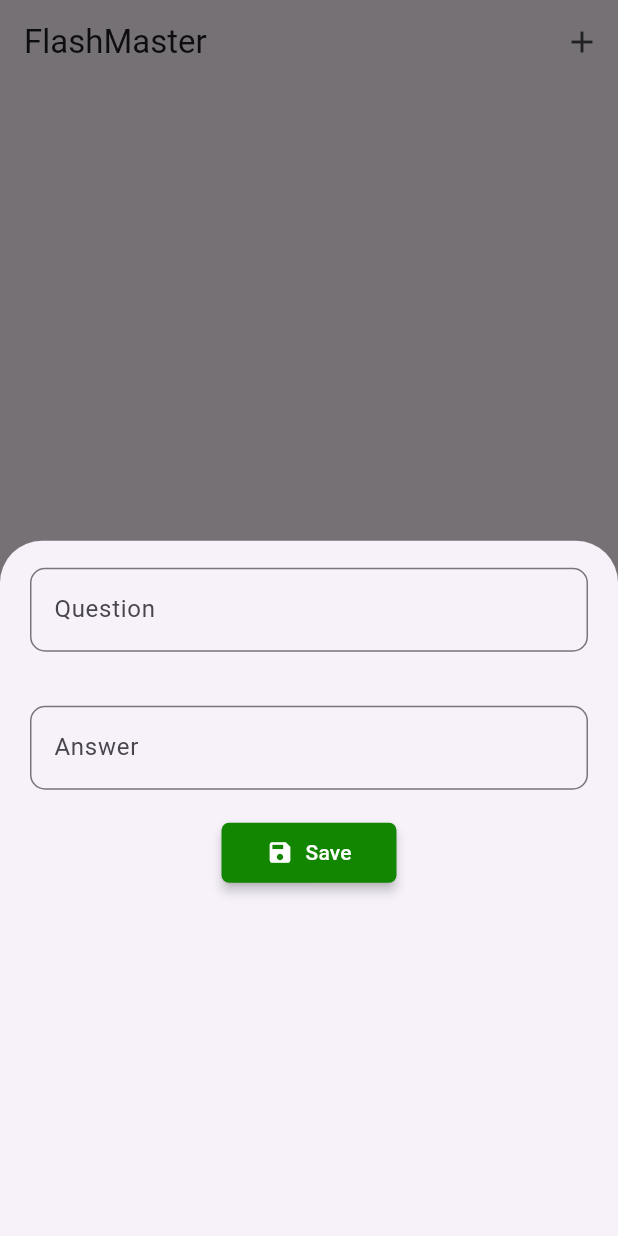
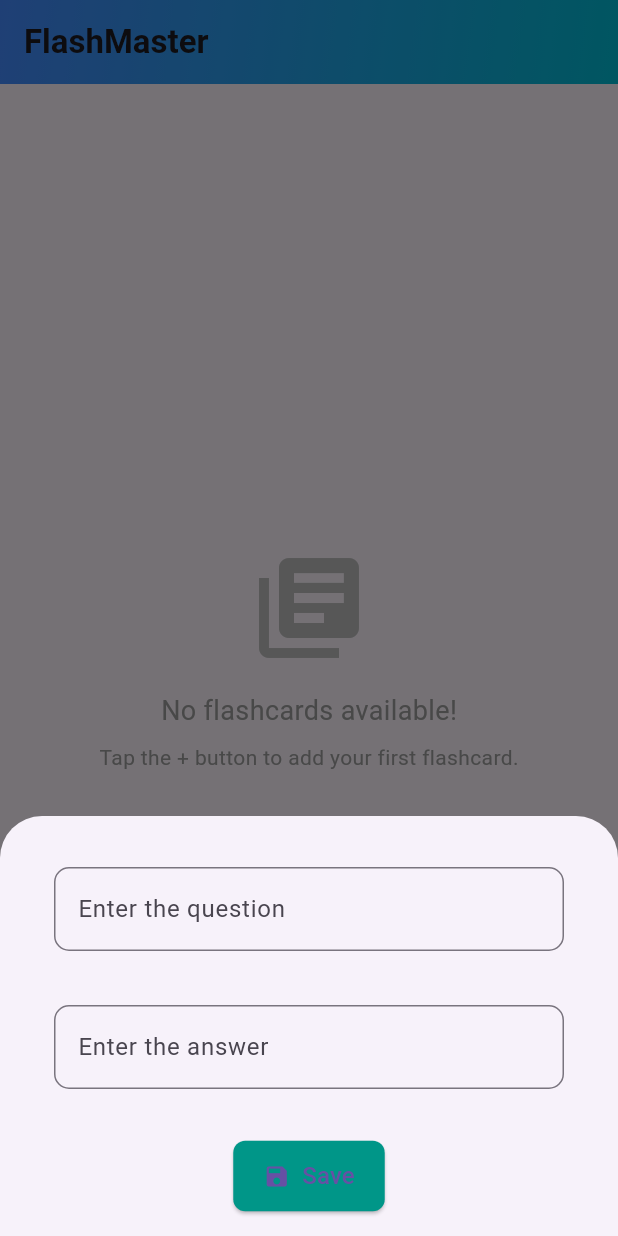
Before and after one commit to Shannu3766/FlashMaster, a Flutter app: the screen it shows after launch, after a tap on the "add" icon, on a phone screen of 412 x 824 dp. Run offline on Flutter 3.47's test engine with Material 3 defaults, Android fonts, the phone set to English and light mode, and no system bars; our stand-ins replace sqflite; accounts and stored records are empty.

Commit message:
Updated Ui

```diff
--- a/lib/Screens/Homepage.dart
+++ b/lib/Screens/Homepage.dart
@@ -17,6 +17,27 @@ class _HomepageState extends State<Homepage> with WidgetsBindingObserver {
   final db = FlashCardDatabase.instance;
   GlobalKey<FormState> formkey = GlobalKey<FormState>();
   late Future<List<Flashcard>> _cardsFuture;
+
+  @override
+  void initState() {
+    super.initState();
+    WidgetsBinding.instance.addObserver(this); // Add observer for lifecycle
+    loadcards();
+  }
+
+  @override
+  void dispose() {
+    WidgetsBinding.instance.removeObserver(this); // Remove observer
+    super.dispose();
+  }
+
+  @override
+  void didChangeAppLifecycleState(AppLifecycleState state) {
+    if (state == AppLifecycleState.resumed) {
+      loadcards(); // Refresh data on returning to app
+    }
+  }
+
   void saveflashcard() async {
     final isValid = formkey.currentState!.validate();
     if (!isValid) {
@@ -28,7 +49,6 @@ class _HomepageState extends State<Homepage> with WidgetsBindingObserver {
       int newId = (maxId ?? 0) + 1;
       await db
           .insertCard(Flashcard(id: newId, Question: question, Answer: answer));
-      print("success");
       setState(() {
         loadcards();
       });
@@ -48,15 +68,21 @@ class _HomepageState extends State<Homepage> with WidgetsBindingObserver {
   void addflashcard() {
     showModalBottomSheet(
       context: context,
+      isScrollControlled: true,
       builder: (context) {
-          return Center(
+        return Padding(
+          padding: EdgeInsets.only(
+              bottom: MediaQuery.of(context).viewInsets.bottom,
+              top: 16,
+              left: 16,
+              right: 16),
           child: Form(
             key: formkey,
             child: Column(
-                  // mainAxisAlignment: MainAxisAlignment.spaceAround,
+              mainAxisSize: MainAxisSize.min,
               children: [
                 QuestionTextField(
-                      hintText: "Question",
+                  hintText: "Enter the question",
                   onSaved: (value) {
                     question = value!;
                   },
@@ -68,85 +94,69 @@ class _HomepageState extends State<Homepage> with WidgetsBindingObserver {
                   },
                 ),
                 QuestionTextField(
-                      hintText: "Answer",
+                  hintText: "Enter the answer",
                   onSaved: (value) {
                     answer = value!;
                   },
                   validator: (value) {
                     if (value == null || value.isEmpty) {
-                          return "Please enter the Answer";
+                      return "Please enter the answer";
                     }
                     return null;
                   },
                 ),
+                const SizedBox(height: 16),
                 ElevatedButton.icon(
                   style: ElevatedButton.styleFrom(
-                          elevation: 3,
-                          iconColor: Colors.white,
-                          backgroundColor:
-                              const Color.fromARGB(255, 18, 134, 0),
-                          // textStyle: TextStyle(color: Colors.white),
+                    backgroundColor: Colors.teal,
+                    padding: const EdgeInsets.symmetric(
+                        vertical: 12, horizontal: 20),
                     shape: RoundedRectangleBorder(
-                              borderRadius: BorderRadius.circular(5)),
-                          padding: const EdgeInsets.symmetric(
-                              vertical: 10, horizontal: 30),
+                      borderRadius: BorderRadius.circular(8),
+                    ),
                   ),
                   onPressed: saveflashcard,
+                  icon: const Icon(Icons.save),
                   label: const Text(
                     "Save",
-                          style: TextStyle(color: Colors.white),
+                    style: TextStyle(fontSize: 16),
                   ),
-                        icon: Icon(Icons.save))
+                ),
+                const SizedBox(height: 16),
               ],
-                )),
+            ),
+          ),
         );
-        });
+      },
+    );
   }
 
   void loadcards() {
     setState(() {
       _cardsFuture = db.getCards();
     });
-    // _cardsFuture = db.getCards();
-  }
-
-  @override
-  void initState() {
-    super.initState();
-    WidgetsBinding.instance.addObserver(this);
-    loadcards();
-  }
-
-  @override
-  void dispose() {
-    // TODO: implement dispose
-    WidgetsBinding.instance.removeObserver(this); // Remove the observer
-    super.dispose();
-    // super.dispose();
-  }
-
-  @override
-  void didChangeAppLifecycleState(AppLifecycleState state) {
-    if (state == AppLifecycleState.resumed) {
-      loadcards(); // Refresh data on returning to app
-    }
   }
 
   @override
   Widget build(BuildContext context) {
     return Scaffold(
       appBar: AppBar(
-        title: const Text("FlashMaster"),
-        actions: [
-          IconButton(
-              onPressed: () {
-                addflashcard();
-              },
-              icon: const Icon(Icons.add))
-        ],
+        title: const Text(
+          "FlashMaster",
+          style: TextStyle(fontWeight: FontWeight.bold),
+        ),
+        flexibleSpace: Container(
+          decoration: const BoxDecoration(
+            gradient: LinearGradient(
+              colors: [Colors.blueAccent, Colors.cyan],
+              begin: Alignment.topLeft,
+              end: Alignment.bottomRight,
+            ),
+          ),
+        ),
+        elevation: 4,
       ),
       body: Center(
-        child: Container(
         child: FutureBuilder<List<Flashcard>>(
           future: _cardsFuture,
           builder: (context, snapshot) {
@@ -154,46 +164,78 @@ class _HomepageState extends State<Homepage> with WidgetsBindingObserver {
               return const CircularProgressIndicator();
             }
             if (snapshot.hasError) {
-                  print(snapshot.error);
-                  print(
-                      ".........................................................");
-                  return const Text(
-                      "Something went wrong...............................");
+              return const Text("Something went wrong. Please try again.");
             }
-                if (!snapshot.hasData || snapshot.data!.length == 0) {
-                  return const Text("No data found");
+            if (!snapshot.hasData || snapshot.data!.isEmpty) {
+              return Column(
+                mainAxisAlignment: MainAxisAlignment.center,
+                children: [
+                  Icon(Icons.library_books, size: 80, color: Colors.grey[400]),
+                  const SizedBox(height: 16),
+                  const Text(
+                    "No flashcards available!",
+                    style: TextStyle(fontSize: 18, color: Colors.grey),
+                  ),
+                  const SizedBox(height: 8),
+                  const Text(
+                    "Tap the + button to add your first flashcard.",
+                    style: TextStyle(fontSize: 14, color: Colors.grey),
+                  ),
+                ],
+              );
             }
             return ListView.builder(
-                    // separatorBuilder: (context, index) => const Divider(),
               itemCount: snapshot.data!.length,
               itemBuilder: (context, index) {
+                final card = snapshot.data![index];
                 return Card(
-                        margin: const EdgeInsets.all(10),
+                  margin:
+                      const EdgeInsets.symmetric(vertical: 8, horizontal: 16),
+                  shape: RoundedRectangleBorder(
+                    borderRadius: BorderRadius.circular(12),
+                  ),
                   elevation: 4,
                   child: ListTile(
+                    title: Text(
+                      card.Question,
+                      style: const TextStyle(
+                        fontWeight: FontWeight.bold,
+                        fontSize: 16,
+                      ),
+                    ),
+                    subtitle: Text(
+                      card.Answer,
+                      style: const TextStyle(fontSize: 14, color: Colors.grey),
+                    ),
                     trailing: IconButton(
+                      icon: const Icon(Icons.delete, color: Colors.red),
                       onPressed: () {
-                              db.deleteCard(snapshot.data![index].id);
+                        db.deleteCard(card.id);
                         setState(() {
                           loadcards();
                         });
                       },
-                            icon: const Icon(Icons.delete),
-                            color: Colors.red,
                     ),
-                          title: Text(snapshot.data![index].Question),
-                          subtitle: Text(snapshot.data![index].Answer),
                     onTap: () {
-                            Navigator.of(context).push(MaterialPageRoute(
-                                builder: (context) => Flashcardscreen(
-                                      id: snapshot.data![index].id,
-                                    )));
+                      Navigator.of(context)
+                          .push(MaterialPageRoute(
+                              builder: (context) =>
+                                  Flashcardscreen(id: card.id)))
+                          .then((_) {
+                        loadcards();
+                      });
                     },
                   ),
                 );
-                    });
-              }),
+              },
+            );
+          },
         ),
+      ),
+      floatingActionButton: FloatingActionButton(
+        onPressed: addflashcard,
+        backgroundColor: Colors.teal,
+        child: const Icon(Icons.add, color: Colors.white),
       ),
     );
   }
```
Also changed, not shown: lib/Screens/flashcardScreen.dart (+52 -57 lines). Lines whose indentation alone changed are shown as unchanged.
